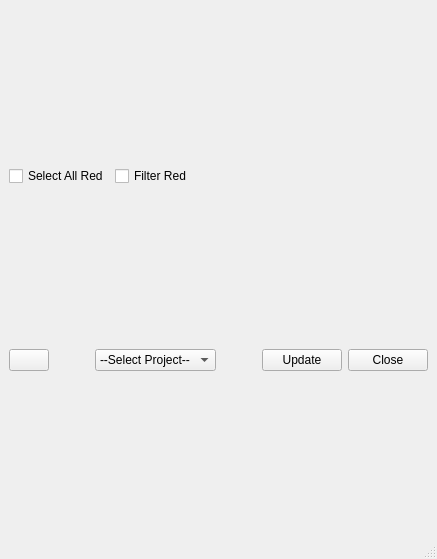
The window that ui/breakdown.ui (iceanimations/breakdown) describes before a commit, drawn with Qt 5.
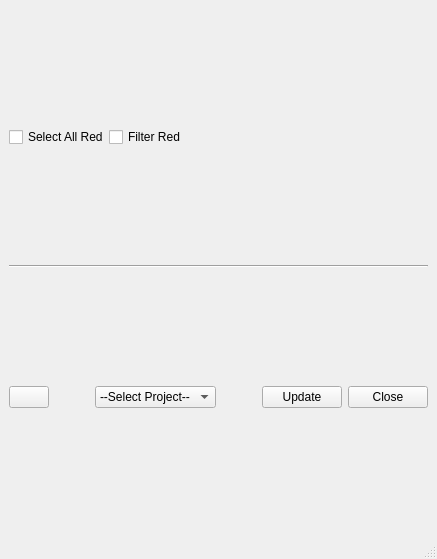
The same window after the commit.

Commit message: No Red Item found warning added, horizontal line added at the top of buttons on breakdown.ui

Diff of the .ui file:
```diff
--- a/ui/breakdown.ui
+++ b/ui/breakdown.ui
@@ -15,6 +15,9 @@
   </property>
   <widget class="QWidget" name="centralwidget">
    <layout class="QVBoxLayout" name="verticalLayout_2">
+    <property name="spacing">
+     <number>0</number>
+    </property>
     <item>
      <layout class="QHBoxLayout" name="scrollerLayout">
       <property name="spacing">
@@ -59,8 +62,18 @@
       </item>
      </layout>
     </item>
+    <item>
+     <widget class="Line" name="line">
+      <property name="orientation">
+       <enum>Qt::Horizontal</enum>
+      </property>
+     </widget>
+    </item>
     <item>
      <layout class="QHBoxLayout" name="horizontalLayout_3">
+      <property name="spacing">
+       <number>6</number>
+      </property>
       <item>
        <widget class="QPushButton" name="refreshButton">
         <property name="toolTip">
```
The commit also changes 1 other file.
